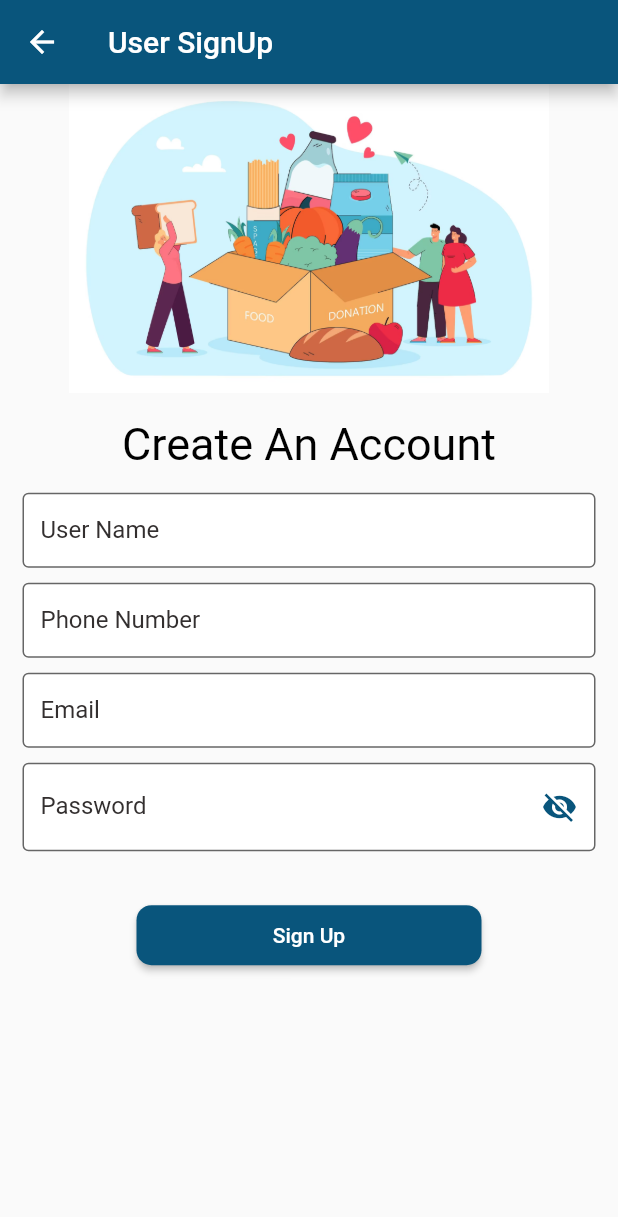
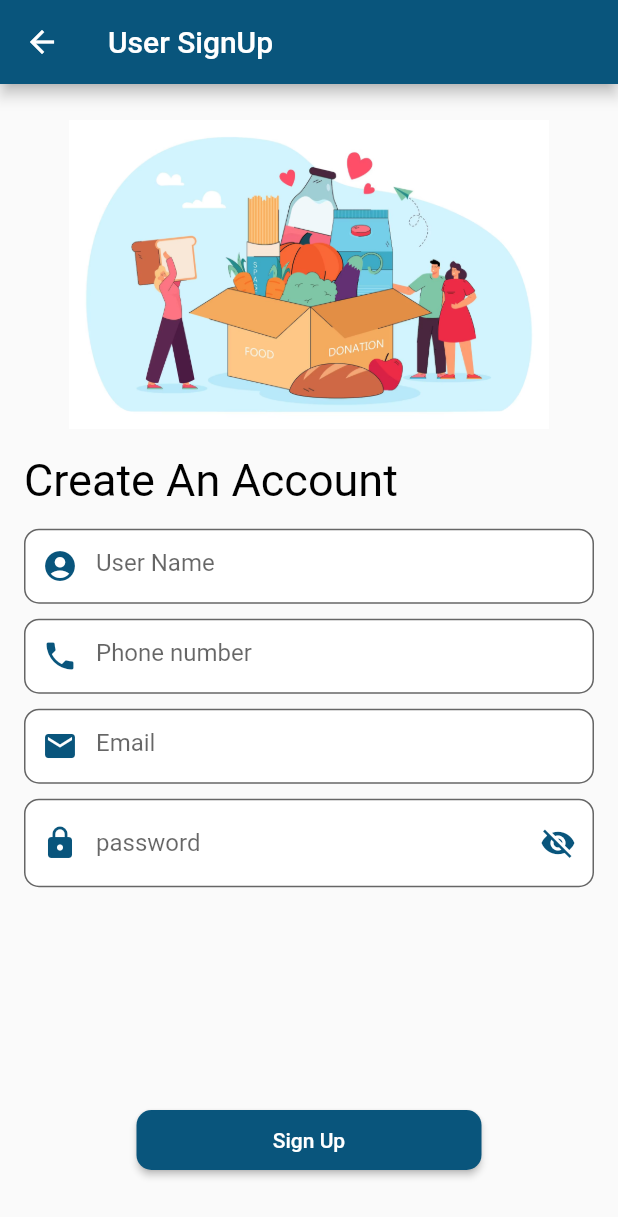
Before and after one commit to abu3athab/amal, a Flutter app: the SignUp screen opened directly, on a phone screen of 412 x 824 dp. Shown: the top 1217 px of the screen. Run offline on Flutter 3.47's test engine with Material 2 defaults, Android fonts, the phone set to English and light mode, and no system bars; missing offline and left inert: dart:ffi.

Commit message:
fix the padding issue on the sign up screen

```diff
--- a/lib/sign up/signUp.dart
+++ b/lib/sign up/signUp.dart
@@ -17,23 +17,8 @@ class SignUpChild extends State<SignUp> {
         title: Text("User SignUp"),
         backgroundColor: logoColor,
       ),
-      body: Column(
-        children: [
-          Container(
-            // // constraints: BoxConstraints.expand(),
-            // // padding: const EdgeInsets.all(17.0),
-            // child: Column(
-            //   mainAxisAlignment: MainAxisAlignment.center,
-            //   children: [
-            //     Text(
-            //       "Create Account",
-            //       style: TextStyle(fontSize: 40, fontWeight: FontWeight.bold),
-            //     ),
-            child: SignUpForUser(),
-            // ],
-          ),
-        ],
-      ),
-    ); //);
+      body: SignUpForUser(),
+      // ],
+    );
   }
 }
--- a/lib/sign up/signUpTextBoxes.dart
+++ b/lib/sign up/signUpTextBoxes.dart
@@ -66,20 +66,22 @@ class _SignUpForUserChild extends State<SignUpForUser> {
   bool isHidden = true;
   @override
   Widget build(BuildContext context) {
+    final mediaQuery = MediaQuery.of(context);
     double height = MediaQuery.of(context).size.height;
     double width = MediaQuery.of(context).size.width;
-    return Center(
-      child: Padding(
-        padding: const EdgeInsets.symmetric(vertical: 0, horizontal: 15),
-        child: Center(
-          child: SizedBox(
+    return Container(
+        height: height - AppBar().preferredSize.height - mediaQuery.padding.top,
+        padding: const EdgeInsets.symmetric(horizontal: 16, vertical: 24),
         child: Form(
           key: _signUpFormKey,
           child: Column(
             mainAxisAlignment: MainAxisAlignment.start,
             crossAxisAlignment: CrossAxisAlignment.center,
-                children: <Widget>[
-                  Container(
+            children: [
+              Expanded(
+                child: ListView(
+                  children: [
+                    SizedBox(
                       height: height * 0.25, //logo size
                       width: width * 0.8,
                       child: Image.asset(
@@ -115,13 +117,18 @@ class _SignUpForUserChild extends State<SignUpForUser> {
                             return "field must not be empty";
                           }
                         },
-                      decoration: const InputDecoration(
+                        decoration: InputDecoration(
+                            hintText: "User Name",
+                            prefixIcon: Icon(
+                              Icons.account_circle,
+                              color: logoColor,
+                            ),
                             filled: true,
                             fillColor: Colors.white,
-                          labelText: "User Name",
-                          border: OutlineInputBorder(),
-                          labelStyle:
-                              TextStyle(color: Color.fromARGB(255, 51, 47, 47)),
+                            border: OutlineInputBorder(
+                                borderRadius: BorderRadius.circular(10)),
+                            labelStyle: TextStyle(
+                                color: Color.fromARGB(255, 51, 47, 47)),
                             focusedBorder: OutlineInputBorder(
                                 borderSide: BorderSide(color: logoColor))),
                       ),
@@ -136,16 +143,22 @@ class _SignUpForUserChild extends State<SignUpForUser> {
                         controller: _phoneNumberController,
                         keyboardType: TextInputType.number,
                         inputFormatters: <TextInputFormatter>[
-                        FilteringTextInputFormatter.allow(new RegExp(r'[0-9]')),
+                          FilteringTextInputFormatter.allow(
+                              new RegExp(r'[0-9]')),
                           FilteringTextInputFormatter.digitsOnly
                         ],
-                      decoration: const InputDecoration(
+                        decoration: InputDecoration(
+                            hintText: "Phone number",
+                            prefixIcon: Icon(
+                              Icons.phone,
+                              color: logoColor,
+                            ),
                             filled: true,
                             fillColor: Colors.white,
-                          labelText: "Phone Number",
-                          labelStyle:
-                              TextStyle(color: Color.fromARGB(255, 51, 47, 47)),
-                          border: OutlineInputBorder(),
+                            labelStyle: TextStyle(
+                                color: Color.fromARGB(255, 51, 47, 47)),
+                            border: OutlineInputBorder(
+                                borderRadius: BorderRadius.circular(10)),
                             focusedBorder: OutlineInputBorder(
                                 borderSide: BorderSide(color: logoColor))),
                       ),
@@ -162,13 +175,18 @@ class _SignUpForUserChild extends State<SignUpForUser> {
                           }
                         },
                         controller: _emailController,
-                      decoration: const InputDecoration(
+                        decoration: InputDecoration(
                             filled: true,
                             fillColor: Colors.white,
-                          labelText: "Email",
-                          labelStyle:
-                              TextStyle(color: Color.fromARGB(255, 51, 47, 47)),
-                          border: OutlineInputBorder(),
+                            prefixIcon: Icon(
+                              Icons.mail,
+                              color: logoColor,
+                            ),
+                            hintText: "Email",
+                            labelStyle: TextStyle(
+                                color: Color.fromARGB(255, 51, 47, 47)),
+                            border: OutlineInputBorder(
+                                borderRadius: BorderRadius.circular(10)),
                             focusedBorder: OutlineInputBorder(
                                 borderSide: BorderSide(color: logoColor))),
                       ),
@@ -185,10 +203,15 @@ class _SignUpForUserChild extends State<SignUpForUser> {
                         decoration: InputDecoration(
                             filled: true,
                             fillColor: Colors.white,
-                          labelText: "Password",
-                          labelStyle:
-                              TextStyle(color: Color.fromARGB(255, 51, 47, 47)),
-                          border: OutlineInputBorder(),
+                            hintText: "password",
+                            prefixIcon: Icon(
+                              Icons.lock,
+                              color: logoColor,
+                            ),
+                            labelStyle: TextStyle(
+                                color: Color.fromARGB(255, 51, 47, 47)),
+                            border: OutlineInputBorder(
+                                borderRadius: BorderRadius.circular(10)),
                             focusedBorder: OutlineInputBorder(
                                 borderSide: BorderSide(color: logoColor)),
                             suffixIcon: IconButton(
@@ -206,6 +229,9 @@ class _SignUpForUserChild extends State<SignUpForUser> {
                                   : Icons.visibility),
                               color: logoColor,
                             )),
+                      ),
+                    ),
+                  ],
                 ),
               ),
               Container(
@@ -231,19 +257,13 @@ class _SignUpForUserChild extends State<SignUpForUser> {
                   ),
 
                   style: ButtonStyle(
-                          shape: MaterialStateProperty.all(
-                              RoundedRectangleBorder(
+                      shape: MaterialStateProperty.all(RoundedRectangleBorder(
                           borderRadius: BorderRadius.circular(10))),
-                          backgroundColor:
-                              MaterialStateProperty.all(logoColor)),
+                      backgroundColor: MaterialStateProperty.all(logoColor)),
                 ),
               )
             ],
           ),
-            ),
-          ),
-        ),
-      ),
-    );
+        ));
   }
 }
```
Lines whose indentation alone changed are shown as unchanged.
